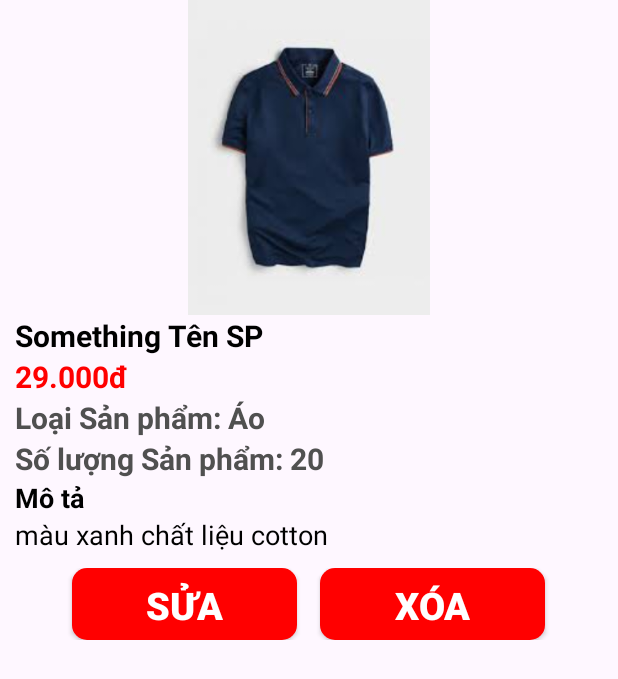
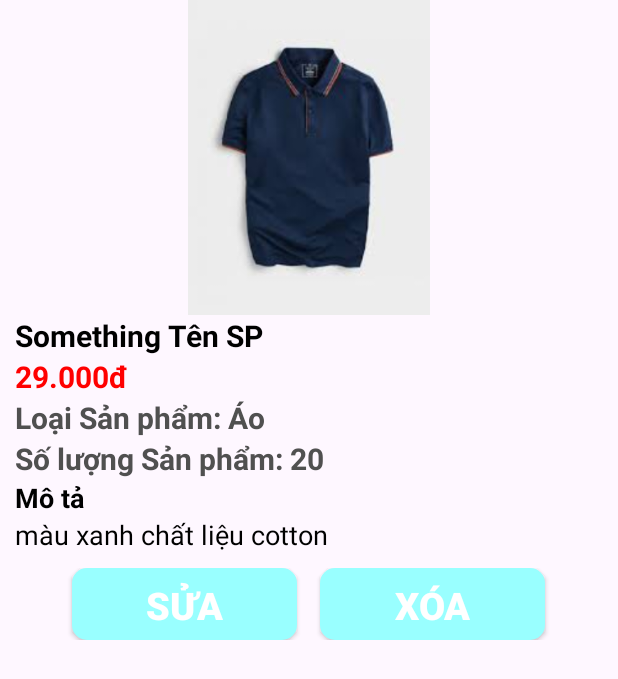
Before and after one commit to quylvph19871/nhom1_quanlybanquano, an Android app: the layout fragment_chi_tiet_s_p_sua_frgm.xml on its own in the app's theme, with its tools: preview values and no code run, on a phone screen of 412 x 824 dp. Shown: the top 679 px of the screen. Run offline under Robolectric (Android 15) with nearby library versions, the phone set to English and light mode, and no system bars.

Commit message:
code soluongSP

```diff
--- a/app/src/main/res/layout/fragment_chi_tiet_s_p_sua_frgm.xml
+++ b/app/src/main/res/layout/fragment_chi_tiet_s_p_sua_frgm.xml
@@ -98,7 +98,7 @@
                     android:layout_width="150dp"
                     android:layout_height="wrap_content"
                     android:background="@drawable/bo_tron_edt"
-                    android:backgroundTint="@color/red"
+                    android:backgroundTint="@color/button"
                     android:text="Sửa"
                     android:gravity="center"
                     android:textSize="25dp"
@@ -116,7 +116,7 @@
                     android:layout_width="150dp"
                     android:layout_height="wrap_content"
                     android:background="@drawable/bo_tron_edt"
-                    android:backgroundTint="@color/red"
+                    android:backgroundTint="@color/button"
                     android:text="Xóa"
                     android:gravity="center"
                     android:textSize="25dp"
```
